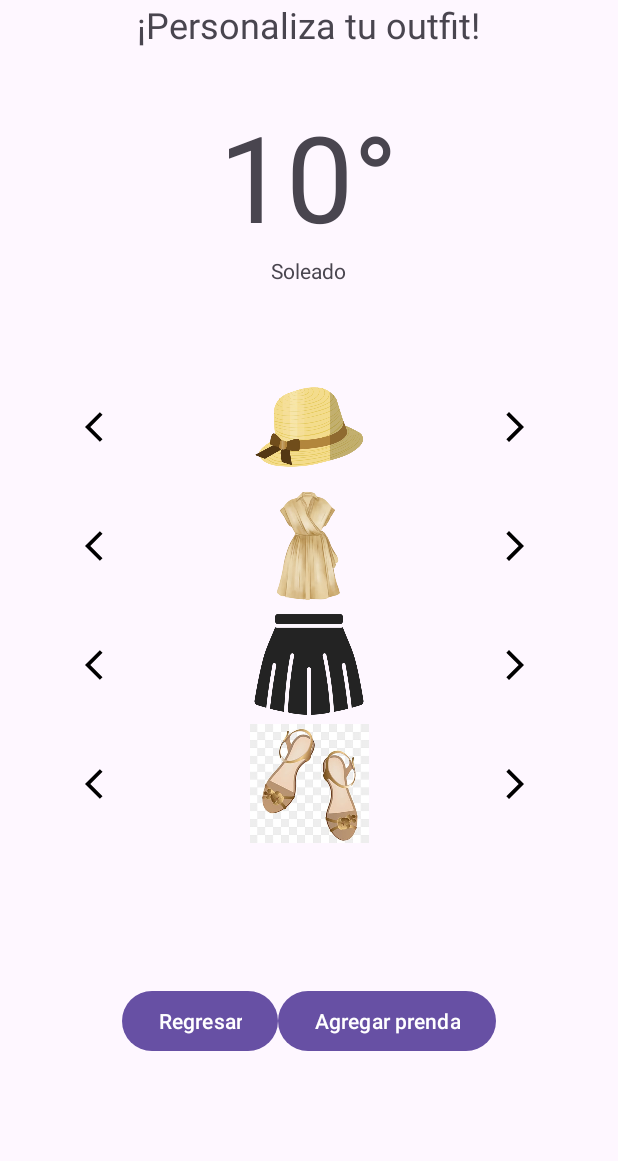
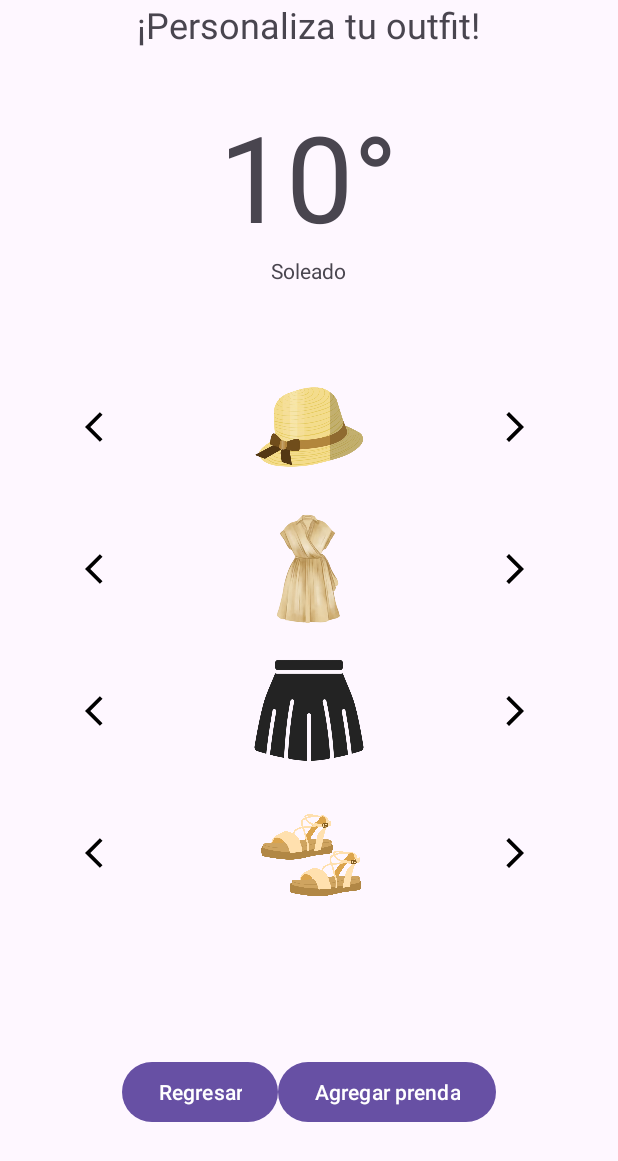
Before and after one commit to xEriis/Tarea2PDDM, an Android app: the PantallaDos screen opened directly, with no data from a screen before it, on a phone screen of 412 x 824 dp. Shown: the top 1161 px of the screen. Run offline under Robolectric (Android 15) with nearby library versions, the phone set to English and light mode, and no system bars.

Commit message:
Imagen actualizada y espaciado

```diff
--- a/app/src/main/res/layout/activity_pantalla_dos.xml
+++ b/app/src/main/res/layout/activity_pantalla_dos.xml
@@ -75,6 +75,11 @@
                 android:contentDescription="@null"/>
         </LinearLayout>
 
+        <View
+            android:layout_width="match_parent"
+            android:layout_height="0dp"
+            android:layout_weight="0.02"/>
+
         <LinearLayout
             android:layout_width="match_parent"
             android:layout_height="0dp"
@@ -102,6 +107,11 @@
                 android:contentDescription="@null"/>
         </LinearLayout>
 
+        <View
+            android:layout_width="match_parent"
+            android:layout_height="0dp"
+            android:layout_weight="0.02"/>
+
         <LinearLayout
             android:layout_width="match_parent"
             android:layout_height="0dp"
@@ -127,6 +137,11 @@
                 android:src="@drawable/next_vector"
                 android:background="@null" />
         </LinearLayout>
+
+        <View
+            android:layout_width="match_parent"
+            android:layout_height="0dp"
+            android:layout_weight="0.02"/>
 
         <LinearLayout
             android:layout_width="match_parent"
```
Also changed, not shown: app/src/main/res/drawable/zapatillas_beige.png.
